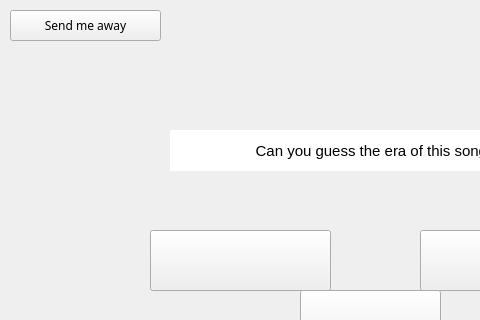
This is Quiz.ui in University-of-Utah-CS3505/a9-edu-app-jakecolacoo as Qt 5 draws it before an edit; both pictures show x 0 to 480 and y 0 to 320 of the 750 by 640 pixel window. The edited form follows.
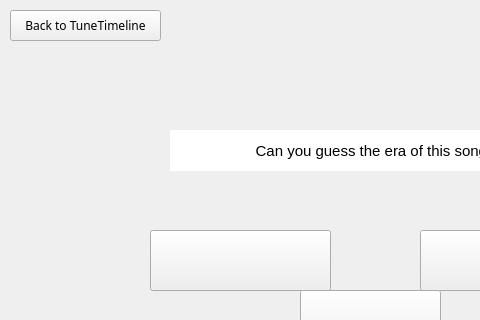
This is the edited form.

Commit message: Added the name of the artist and era after user choice

```diff
--- a/Quiz.ui
+++ b/Quiz.ui
@@ -28,7 +28,7 @@
     </font>
    </property>
    <property name="text">
-    <string>Send me away</string>
+    <string>Back to TuneTimeline</string>
    </property>
   </widget>
   <widget class="QLabel" name="question">
```
Left out of the diff: 27 changed lines with no effect on the pictures. The commit also changes 2 other files.
